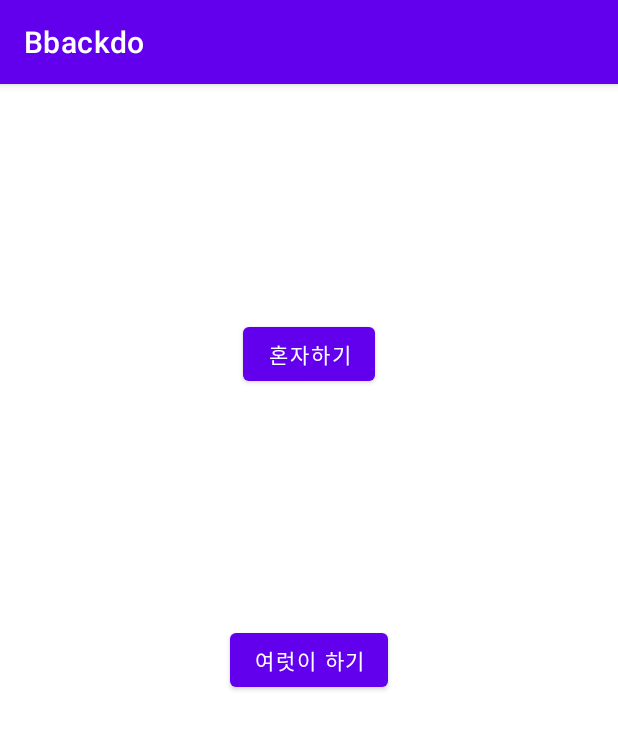
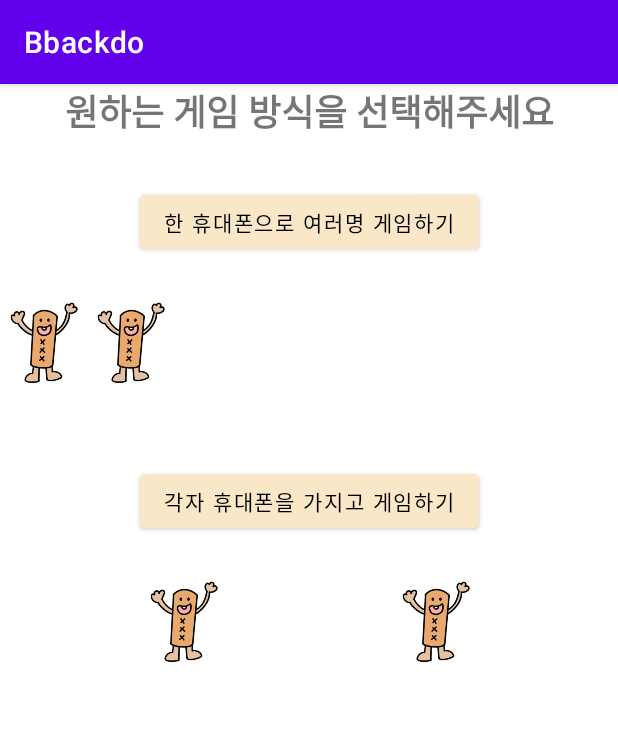
Before and after one commit to bbackdo/bbackdo, an Android app: the screen it shows after launch (MainActivity), on a phone screen of 412 x 824 dp. Shown: the top 729 px of the screen. Run offline under Robolectric (Android 15) with nearby library versions, the phone set to English and light mode, and no system bars; libraries missing offline, so code that uses them is left out: splitties.activities.start; 1 statement that could not run was skipped.

Commit message:
레이아웃 디자인 변경

```diff
--- a/app/src/main/AndroidManifest.xml
+++ b/app/src/main/AndroidManifest.xml
@@ -11,6 +11,9 @@
         android:roundIcon="@mipmap/ic_launcher_round"
         android:supportsRtl="true"
         android:theme="@style/Theme.Bbackdo">
+        <activity
+            android:name=".NicknameActivity"
+            android:exported="true" />
         <activity
             android:name=".TeamActivity"
             android:exported="true" />
--- a/app/src/main/res/layout/activity_main.xml
+++ b/app/src/main/res/layout/activity_main.xml
@@ -11,21 +11,81 @@
         android:id="@+id/testButton"
         android:layout_width="wrap_content"
         android:layout_height="wrap_content"
-        android:text="혼자하기"
-        app:layout_constraintBottom_toTopOf="@+id/loginBtn"
+        android:layout_marginTop="32dp"
+        android:backgroundTint="#F9E7C8"
+        android:text="한 휴대폰으로 여러명 게임하기"
+        android:textColor="#000000"
         app:layout_constraintEnd_toEndOf="parent"
         app:layout_constraintStart_toStartOf="parent"
-        app:layout_constraintTop_toTopOf="parent" />
+        app:layout_constraintTop_toBottomOf="@+id/textView" />
 
     <Button
-        android:id="@+id/loginBtn"
+        android:id="@+id/kakaoLoginBtn"
         android:layout_width="wrap_content"
         android:layout_height="wrap_content"
-        android:text="여럿이 하기"
-        app:layout_constraintBottom_toBottomOf="parent"
-        app:layout_constraintLeft_toLeftOf="parent"
-        app:layout_constraintRight_toRightOf="parent"
-        app:layout_constraintTop_toTopOf="parent" />
+        android:layout_marginTop="32dp"
+        android:backgroundTint="#F9E7C8"
+        android:text="각자 휴대폰을 가지고 게임하기"
+        android:textColor="#000000"
+        app:layout_constraintEnd_toEndOf="parent"
+        app:layout_constraintStart_toStartOf="parent"
+        app:layout_constraintTop_toBottomOf="@+id/imageView9" />
+
+    <TextView
+        android:id="@+id/textView"
+        android:layout_width="wrap_content"
+        android:layout_height="wrap_content"
+        android:text="원하는 게임 방식을 선택해주세요"
+        android:textSize="24sp"
+        android:textStyle="bold"
+        app:layout_constraintEnd_toEndOf="parent"
+        app:layout_constraintStart_toStartOf="parent"
+        tools:layout_editor_absoluteY="85dp" />
+
+    <ImageView
+        android:id="@+id/imageView6"
+        android:layout_width="58dp"
+        android:layout_height="98dp"
+        android:layout_marginTop="8dp"
+        app:layout_constraintEnd_toStartOf="@+id/imageView9"
+        app:layout_constraintTop_toBottomOf="@+id/testButton"
+        app:srcCompat="@drawable/logo2" />
+
+    <ImageView
+        android:id="@+id/imageView7"
+        android:layout_width="58dp"
+        android:layout_height="98dp"
+        android:layout_marginTop="8dp"
+        app:layout_constraintEnd_toEndOf="@+id/kakaoLoginBtn"
+        app:layout_constraintTop_toBottomOf="@+id/kakaoLoginBtn"
+        app:srcCompat="@drawable/logo2" />
+
+    <ImageView
+        android:id="@+id/imageView8"
+        android:layout_width="58dp"
+        android:layout_height="98dp"
+        android:layout_marginTop="8dp"
+        app:layout_constraintStart_toStartOf="@+id/kakaoLoginBtn"
+        app:layout_constraintTop_toBottomOf="@+id/kakaoLoginBtn"
+        app:srcCompat="@drawable/logo2" />
+
+    <ImageView
+        android:id="@+id/imageView9"
+        android:layout_width="58dp"
+        android:layout_height="98dp"
+        android:layout_marginTop="8dp"
+        app:layout_constraintTop_toBottomOf="@+id/testButton"
+        app:srcCompat="@drawable/logo2"
+        tools:layout_editor_absoluteX="176dp" />
+
+    <ImageView
+        android:id="@+id/imageView10"
+        android:layout_width="58dp"
+        android:layout_height="98dp"
+        android:layout_marginTop="8dp"
+        app:layout_constraintStart_toEndOf="@+id/imageView9"
+        app:layout_constraintTop_toBottomOf="@+id/testButton"
+        app:srcCompat="@drawable/logo2" />
 
 
 </androidx.constraintlayout.widget.ConstraintLayout>
```
Also changed, not shown: app/src/main/java/com/example/bbackdo/NicknameActivity.kt (added, +11 -0 lines), app/src/main/res/layout/activity_login.xml (+21 -45 lines), app/src/main/res/layout/activity_nickname.xml (added, +33 -0 lines), app/src/main/res/drawable-v24/kakao_login_medium_wide.png (added), app/src/main/res/drawable-v24/logo2.PNG (added), app/src/main/res/drawable-v24/logo2_question.PNG (added), app/src/main/res/drawable-v24/title.PNG (added).
